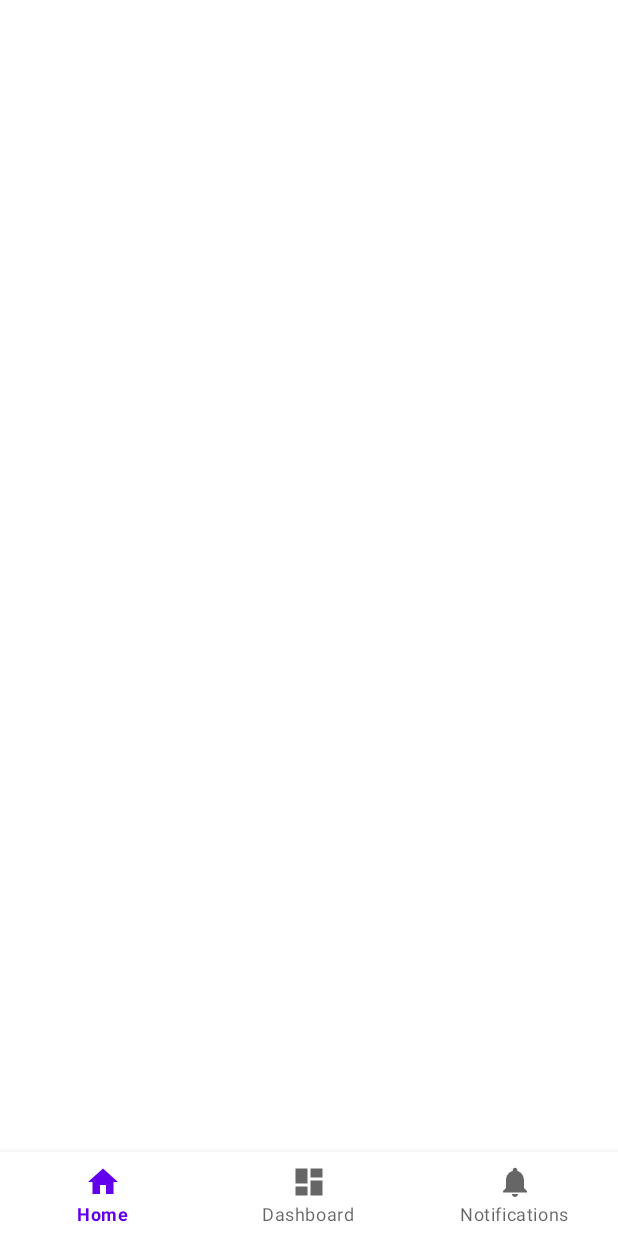
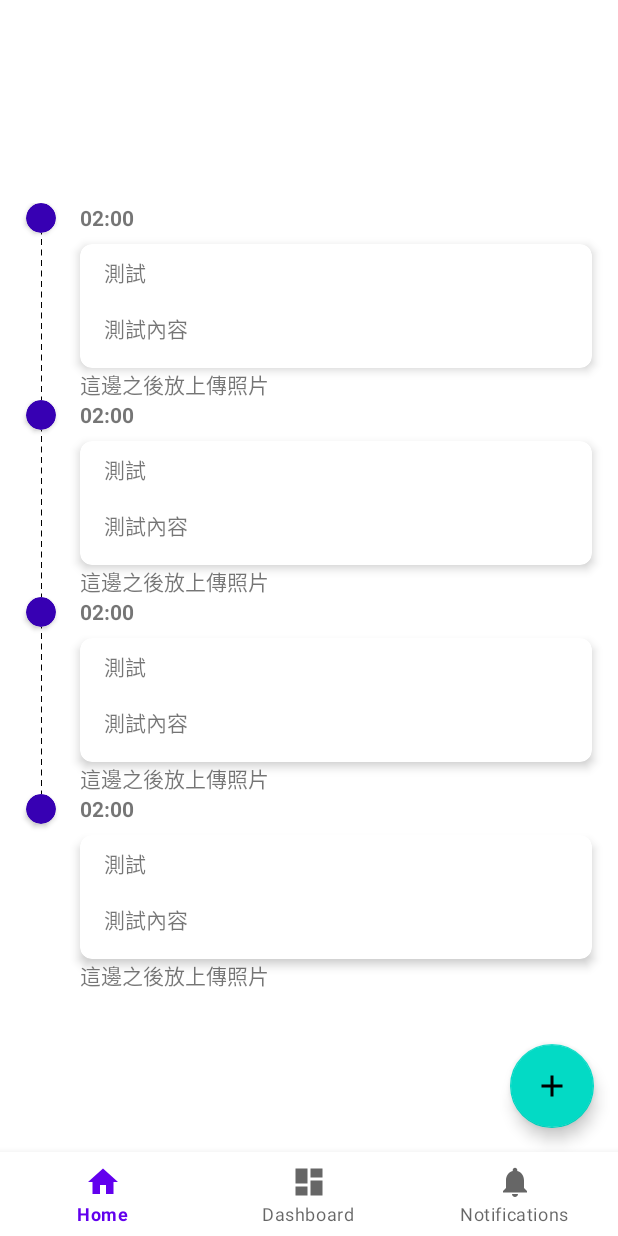
Before and after one commit to SHIHES/TripMood, an Android app: the MyPlanFragment screen opened through its navigation route, on a phone screen of 412 x 824 dp. Run offline under Robolectric (Android 15) with nearby library versions, the phone set to English and light mode, and no system bars; our stand-ins replace Firebase (no records; nobody signed in at launch, a user with empty details on screens opened directly), navigation-ui.

Commit message:
create basic plan layout

```diff
--- a/app/src/main/java/com/shihs/tripmood/dataclass/Plan.kt
+++ b/app/src/main/java/com/shihs/tripmood/dataclass/Plan.kt
@@ -10,3 +10,12 @@ data class Plan(
     var startDate: Long? = null,
     var endDate: Long? = null
 ) : Parcelable
+
+
+@Parcelize
+data class Schedule(
+    var time: String? = null,
+    var title: String? = null,
+    var note: String? = null,
+    var expand: Boolean = false
+)  : Parcelable
--- a/app/src/main/java/com/shihs/tripmood/plan/MyPlanFragment.kt
+++ b/app/src/main/java/com/shihs/tripmood/plan/MyPlanFragment.kt
@@ -8,13 +8,11 @@ import android.view.ViewGroup
 import androidx.fragment.app.Fragment
 import androidx.navigation.fragment.navArgs
 import androidx.recyclerview.widget.LinearLayoutManager
-import androidx.recyclerview.widget.RecyclerView
-import com.google.type.DateTime
 import com.shihs.tripmood.databinding.FragmentPlanBinding
+import com.shihs.tripmood.dataclass.Schedule
+import com.shihs.tripmood.plan.adapter.DateAdapter
+import com.shihs.tripmood.plan.adapter.ScheduleAdapter
 import java.lang.Exception
-import java.text.SimpleDateFormat
-import java.util.*
-import kotlin.collections.ArrayList
 
 class MyPlanFragment : Fragment() {
 
@@ -32,30 +30,41 @@ class MyPlanFragment : Fragment() {
 
         binding = FragmentPlanBinding.inflate(inflater, container, false)
 
+        planDayCalculator()
+
+        setUpRv()
+
+        return binding.root
+    }
+
+    fun setUpRv(){
 
         val recyclerView = binding.daysRv
-        val adapter = DateAdapter()
-
-
-        planDayCalculator()
+        val dayAdapter = DateAdapter()
 
         recyclerView.layoutManager =
             LinearLayoutManager(context, LinearLayoutManager.HORIZONTAL, false)
-        recyclerView.adapter = adapter
+        recyclerView.adapter = dayAdapter
+
+        dayAdapter.submitList(daysList)
 
 
+        val scheduleRv = binding.scheduleRv
+        val scheduleAdapter = ScheduleAdapter()
+        scheduleRv.layoutManager =
+            LinearLayoutManager(context, LinearLayoutManager.VERTICAL, false)
+        scheduleRv.adapter = scheduleAdapter
 
-        var num = 6
-        val list = mutableListOf<Int>()
-        while (num < 10){
-            list.add(num)
-            num += 1
-            Log.d("SS1", "$list")
-            Log.d("SS1", "$num")
-        }
-        adapter.submitList(daysList)
-
-        return binding.root
+        val mockList = mutableListOf<Schedule>()
+        val mock1 = Schedule("02:00","測試","測測")
+        val mock2 = Schedule("02:00","測試","測測")
+        val mock3 = Schedule("02:00","測試","測測")
+        val mock4 = Schedule("02:00","測試","測測")
+        mockList.add(mock1)
+        mockList.add(mock2)
+        mockList.add(mock3)
+        mockList.add(mock4)
+        scheduleAdapter.submitList(mockList)
     }
 
     fun planDayCalculator() {
--- a/app/src/main/java/com/shihs/tripmood/plan/DateAdapter.kt
+++ b/app/src/main/java/com/shihs/tripmood/plan/adapter/DateAdapter.kt
@@ -1,4 +1,4 @@
-package com.shihs.tripmood.plan
+package com.shihs.tripmood.plan.adapter
 
 import android.view.LayoutInflater
 import android.view.ViewGroup
--- /dev/null
+++ b/app/src/main/java/com/shihs/tripmood/plan/adapter/ScheduleAdapter.kt
@@ -0,0 +1,61 @@
+package com.shihs.tripmood.plan.adapter
+
+import android.view.LayoutInflater
+import android.view.View
+import android.view.ViewGroup
+import androidx.recyclerview.widget.ListAdapter
+import androidx.recyclerview.widget.RecyclerView
+import com.shihs.tripmood.databinding.ItemScheduleBinding
+import com.shihs.tripmood.dataclass.Schedule
+
+class ScheduleAdapter : ListAdapter<Schedule, ScheduleAdapter.ScheduleVH>(DiffUtil()) {
+
+    class ScheduleVH(private var binding: ItemScheduleBinding ) : RecyclerView.ViewHolder(binding.root){
+
+        val dashline = binding.dashLine
+        val expandLayout = binding.expandedView
+        val cardView = binding.cardView
+
+        fun bind(item: Schedule){
+            binding.timeTv.text = item.time
+            binding.noteTv.text = item.title
+        }
+    }
+
+    override fun onCreateViewHolder(parent: ViewGroup, viewType: Int): ScheduleVH {
+        return ScheduleVH(ItemScheduleBinding.inflate(LayoutInflater.from(parent.context),parent,false))
+    }
+
+    override fun onBindViewHolder(holder: ScheduleVH, position: Int) {
+        val schedule = getItem(position)
+
+        if (position == currentList.lastIndex){
+            holder.dashline.visibility = View.INVISIBLE
+        }
+        holder.bind(schedule)
+
+        holder.cardView.setOnClickListener {
+            if (schedule.expand == false){
+                holder.expandLayout.visibility = View.GONE
+                schedule.expand = true
+                notifyDataSetChanged()
+            } else {
+                holder.expandLayout.visibility = View.VISIBLE
+                schedule.expand = false
+                notifyDataSetChanged()
+            }
+
+            }
+    }
+
+    class DiffUtil : androidx.recyclerview.widget.DiffUtil.ItemCallback<Schedule>(){
+        override fun areItemsTheSame(oldItem: Schedule, newItem: Schedule): Boolean {
+            return oldItem === newItem
+        }
+
+        override fun areContentsTheSame(oldItem: Schedule, newItem: Schedule): Boolean {
+            return oldItem == newItem
+        }
+
+    }
+}
--- a/app/src/main/java/com/shihs/tripmood/plan/mydesign/MyDesignFragment.kt
+++ b/app/src/main/java/com/shihs/tripmood/plan/mydesign/MyDesignFragment.kt
@@ -67,6 +67,7 @@ class MyDesignFragment : Fragment() {
         }
 
         binding.createBtn.setOnClickListener{
+
             val formater = SimpleDateFormat("yyyy-MM-dd")
             val start = binding.startDateBtn.text.toString().let { formater.parse(it) }?.time
             val end = binding.endDateBtn.text?.toString().let { formater.parse(it) }?.time
--- a/app/src/main/java/com/shihs/tripmood/plan/mygps/MyGPSFragment.kt
+++ b/app/src/main/java/com/shihs/tripmood/plan/mygps/MyGPSFragment.kt
@@ -59,10 +59,6 @@ class MyGPSFragment : Fragment(), OnMapReadyCallback {
     private var likelyPlaceAttributions: Array<List<*>?> = arrayOfNulls(0)
     private var likelyPlaceLatLngs: Array<LatLng?> = arrayOfNulls(0)
 
-    override fun onCreate(savedInstanceState: Bundle?) {
-        super.onCreate(savedInstanceState)
-
-    }
 
     override fun onCreateView(
         inflater: LayoutInflater,
--- /dev/null
+++ b/app/src/main/res/drawable/horizontal_dotted_line.xml
@@ -0,0 +1,9 @@
+<?xml version="1.0" encoding="utf-8"?>
+<shape xmlns:android="http://schemas.android.com/apk/res/android"
+    android:shape="line">
+    <stroke
+        android:width="0.8dp"
+        android:color="@color/black"
+        android:dashWidth="4dp"
+        android:dashGap="3dp" />
+</shape>
--- /dev/null
+++ b/app/src/main/res/drawable/ic_baseline_chat_24.xml
@@ -0,0 +1,6 @@
+<vector android:alpha="0.37" android:autoMirrored="true"
+    android:height="24dp" android:tint="?attr/colorControlNormal"
+    android:viewportHeight="24" android:viewportWidth="24"
+    android:width="24dp" xmlns:android="http://schemas.android.com/apk/res/android">
+    <path android:fillColor="@android:color/white" android:pathData="M20,2L4,2c-1.1,0 -1.99,0.9 -1.99,2L2,22l4,-4h14c1.1,0 2,-0.9 2,-2L22,4c0,-1.1 -0.9,-2 -2,-2zM6,9h12v2L6,11L6,9zM14,14L6,14v-2h8v2zM18,8L6,8L6,6h12v2z"/>
+</vector>
--- /dev/null
+++ b/app/src/main/res/drawable/ic_baseline_home_24.xml
@@ -0,0 +1,5 @@
+<vector android:alpha="0.37" android:height="24dp"
+    android:tint="?attr/colorControlNormal" android:viewportHeight="24"
+    android:viewportWidth="24" android:width="24dp" xmlns:android="http://schemas.android.com/apk/res/android">
+    <path android:fillColor="@android:color/white" android:pathData="M10,20v-6h4v6h5v-8h3L12,3 2,12h3v8z"/>
+</vector>
--- /dev/null
+++ b/app/src/main/res/drawable/ic_baseline_notifications_24.xml
@@ -0,0 +1,5 @@
+<vector android:alpha="0.37" android:height="24dp"
+    android:tint="?attr/colorControlNormal" android:viewportHeight="24"
+    android:viewportWidth="24" android:width="24dp" xmlns:android="http://schemas.android.com/apk/res/android">
+    <path android:fillColor="@android:color/white" android:pathData="M12,22c1.1,0 2,-0.9 2,-2h-4c0,1.1 0.89,2 2,2zM18,16v-5c0,-3.07 -1.64,-5.64 -4.5,-6.32L13.5,4c0,-0.83 -0.67,-1.5 -1.5,-1.5s-1.5,0.67 -1.5,1.5v0.68C7.63,5.36 6,7.92 6,11v5l-2,2v1h16v-1l-2,-2z"/>
+</vector>
--- /dev/null
+++ b/app/src/main/res/drawable/ic_baseline_search_24.xml
@@ -0,0 +1,5 @@
+<vector android:alpha="0.37" android:height="24dp"
+    android:tint="?attr/colorControlNormal" android:viewportHeight="24"
+    android:viewportWidth="24" android:width="24dp" xmlns:android="http://schemas.android.com/apk/res/android">
+    <path android:fillColor="@android:color/white" android:pathData="M15.5,14h-0.79l-0.28,-0.27C15.41,12.59 16,11.11 16,9.5 16,5.91 13.09,3 9.5,3S3,5.91 3,9.5 5.91,16 9.5,16c1.61,0 3.09,-0.59 4.23,-1.57l0.27,0.28v0.79l5,4.99L20.49,19l-4.99,-5zM9.5,14C7.01,14 5,11.99 5,9.5S7.01,5 9.5,5 14,7.01 14,9.5 11.99,14 9.5,14z"/>
+</vector>
--- /dev/null
+++ b/app/src/main/res/drawable/vertical_dotted_line.xml
@@ -0,0 +1,11 @@
+<?xml version="1.0" encoding="utf-8"?>
+<layer-list xmlns:android="http://schemas.android.com/apk/res/android">
+    <item
+        android:left="-800dp"
+        android:right="-800dp">
+        <rotate
+            android:drawable="@drawable/horizontal_dotted_line"
+            android:fromDegrees="90"
+            android:visible="true" />
+    </item>
+</layer-list>
--- a/app/src/main/res/layout/fragment_plan.xml
+++ b/app/src/main/res/layout/fragment_plan.xml
@@ -15,4 +15,25 @@
         tools:listitem="@layout/item_day"
         tools:itemCount="6"
         app:layoutManager="androidx.recyclerview.widget.LinearLayoutManager"/>
+
+    <com.google.android.material.floatingactionbutton.FloatingActionButton
+        android:id="@+id/addActivityBtn"
+        android:layout_width="wrap_content"
+        android:layout_height="wrap_content"
+        android:layout_marginEnd="16dp"
+        android:layout_marginBottom="16dp"
+        android:clickable="true"
+        app:layout_constraintBottom_toBottomOf="parent"
+        app:layout_constraintEnd_toEndOf="parent"
+        app:srcCompat="@drawable/ic_baseline_add_24" />
+
+    <androidx.recyclerview.widget.RecyclerView
+        android:id="@+id/scheduleRv"
+        android:layout_width="409dp"
+        android:layout_height="577dp"
+        app:layout_constraintBottom_toBottomOf="parent"
+        app:layout_constraintEnd_toEndOf="parent"
+        app:layout_constraintStart_toStartOf="parent"
+        app:layout_constraintTop_toBottomOf="@+id/daysRv" />
+
 </androidx.constraintlayout.widget.ConstraintLayout>
--- /dev/null
+++ b/app/src/main/res/layout/item_schedule.xml
@@ -0,0 +1,107 @@
+<?xml version="1.0" encoding="utf-8"?>
+<androidx.constraintlayout.widget.ConstraintLayout xmlns:android="http://schemas.android.com/apk/res/android"
+    xmlns:app="http://schemas.android.com/apk/res-auto"
+    xmlns:tools="http://schemas.android.com/tools"
+    android:layout_width="match_parent"
+    android:layout_height="wrap_content">
+
+    <androidx.cardview.widget.CardView
+        android:id="@+id/pin"
+        android:layout_width="20dp"
+        android:layout_height="20dp"
+        android:layout_marginStart="16dp"
+        app:cardBackgroundColor="@color/purple_700"
+        app:cardCornerRadius="10dp"
+        app:layout_constraintStart_toStartOf="parent"
+        app:layout_constraintTop_toTopOf="parent" />
+
+    <View
+        android:id="@+id/dashLine"
+        android:layout_width="2dp"
+        android:layout_height="0dp"
+        android:layout_marginStart="25dp"
+        android:background="@drawable/vertical_dotted_line"
+        app:layout_constraintBottom_toBottomOf="parent"
+        app:layout_constraintStart_toStartOf="parent"
+        app:layout_constraintTop_toBottomOf="@+id/pin" />
+
+    <TextView
+        android:id="@+id/timeTv"
+        android:layout_width="wrap_content"
+        android:layout_height="wrap_content"
+        android:layout_marginStart="16dp"
+        android:text="08:00"
+        android:textSize="14sp"
+        android:textStyle="bold"
+        app:layout_constraintBottom_toBottomOf="@+id/pin"
+        app:layout_constraintStart_toEndOf="@+id/pin"
+        app:layout_constraintTop_toTopOf="@+id/pin"
+        app:layout_constraintVertical_bias="0.0" />
+
+    <androidx.cardview.widget.CardView
+        android:id="@+id/cardView"
+        android:layout_width="0dp"
+        android:layout_height="wrap_content"
+        android:layout_marginTop="8dp"
+        android:layout_marginEnd="16dp"
+        android:layout_marginBottom="8dp"
+        app:cardBackgroundColor="@color/white"
+        app:cardCornerRadius="8dp"
+        app:cardElevation="4dp"
+        app:layout_constraintBottom_toBottomOf="parent"
+        app:layout_constraintEnd_toEndOf="parent"
+        app:layout_constraintStart_toStartOf="@+id/timeTv"
+        app:layout_constraintTop_toBottomOf="@+id/timeTv"
+        app:layout_constraintVertical_bias="0.0">
+
+        <androidx.constraintlayout.widget.ConstraintLayout
+            android:layout_width="match_parent"
+            android:layout_height="match_parent">
+
+            <TextView
+                android:id="@+id/noteTv"
+                android:layout_width="wrap_content"
+                android:layout_height="wrap_content"
+                android:layout_marginStart="16dp"
+                android:layout_marginTop="8dp"
+                android:text="@string/start_label"
+                app:layout_constraintStart_toStartOf="parent"
+                app:layout_constraintTop_toTopOf="parent" />
+
+            <TextView
+                android:layout_width="wrap_content"
+                android:layout_height="wrap_content"
+                android:layout_marginStart="16dp"
+
+                android:layout_marginTop="16dp"
+                android:layout_marginBottom="16dp"
+                android:text="測試內容"
+                app:layout_constraintBottom_toBottomOf="parent"
+                app:layout_constraintStart_toStartOf="parent"
+                app:layout_constraintTop_toBottomOf="@+id/noteTv" />
+
+
+        </androidx.constraintlayout.widget.ConstraintLayout>
+
+
+    </androidx.cardview.widget.CardView>
+
+    <androidx.constraintlayout.widget.ConstraintLayout
+        android:layout_width="0dp"
+        android:layout_height="wrap_content"
+        android:id="@+id/expandedView"
+        app:layout_constraintTop_toBottomOf="@id/cardView"
+        app:layout_constraintStart_toStartOf="@+id/cardView"
+        app:layout_constraintEnd_toEndOf="@+id/cardView">
+
+        <TextView
+            android:id="@+id/test"
+            android:layout_width="wrap_content"
+            android:layout_height="wrap_content"
+            android:text="這邊之後放上傳照片"
+            app:layout_constraintStart_toStartOf="parent"
+            app:layout_constraintTop_toTopOf="parent" />
+
+    </androidx.constraintlayout.widget.ConstraintLayout>
+
+</androidx.constraintlayout.widget.ConstraintLayout>
```
